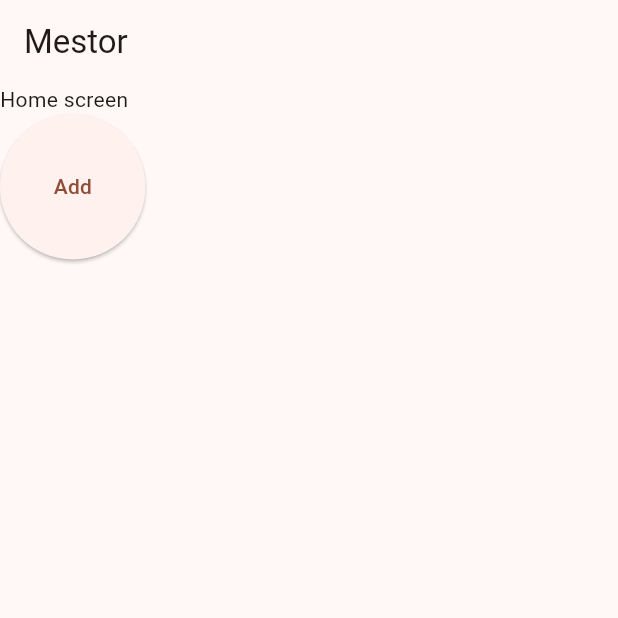
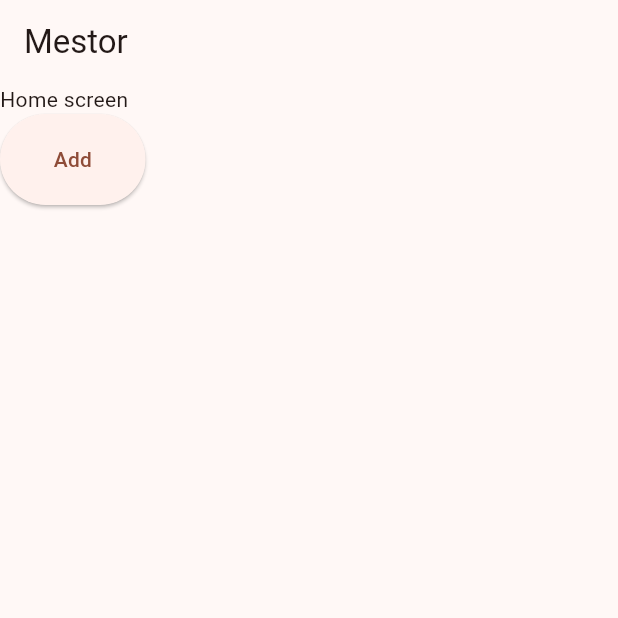
Before and after one commit to ikanadev/mestor, a Flutter app: the screen it shows after launch, after a tap on "Add", on a phone screen of 412 x 824 dp, the top half of it. Run offline on Flutter 3.47's test engine with Material 3 defaults, Android fonts, the phone set to English and light mode, and no system bars; our stand-ins replace drift, flutter_riverpod, fpdart, freezed_annotation, go_router, riverpod_annotation and 1 more; missing offline and left inert: flutter_snowflake, sqlite3; accounts and stored records are empty; generated files the repository leaves out were written again.

```diff
--- a/mestorapp/lib/screens/home.dart
+++ b/mestorapp/lib/screens/home.dart
@@ -3,6 +3,7 @@ import 'package:flutter_riverpod/flutter_riverpod.dart';
 import 'package:mestorapp/domain/models/models.dart';
 import 'package:mestorapp/domain/types.dart';
 import 'package:mestorapp/providers/providers.dart';
+import 'package:mestorapp/widgets/widgests.dart';
 
 class HomeScreen extends ConsumerWidget {
   const HomeScreen({super.key});
@@ -21,10 +22,11 @@ class HomeScreen extends ConsumerWidget {
             loading: () => const CircularProgressIndicator(),
             data: (acts) => Expanded(
               child: GridView.builder(
-                gridDelegate: const SliverGridDelegateWithFixedCrossAxisCount(
-                  crossAxisCount: 4,
+                gridDelegate: const SliverGridDelegateWithMaxCrossAxisExtent(
+                  maxCrossAxisExtent: 120,
                   crossAxisSpacing: 8,
                   mainAxisSpacing: 8,
+                  childAspectRatio: 1.6,
                 ),
                 itemCount: acts.length + 1,
                 itemBuilder: (BuildContext context, int index) {
@@ -36,17 +38,15 @@ class HomeScreen extends ConsumerWidget {
                             .read(activitiesNotifierProvider.notifier)
                             .saveActivity(
                               NewActivityData(
-                                name: '',
-                                iconName: '',
+                                name: 'some name',
+                                iconName: 'icon name',
                                 color: ActColor.red,
                               ),
                             );
                       },
                     );
                   }
-                  final act = acts[index];
-                  return ElevatedButton(
-                      child: Text('${act.id}'), onPressed: () {});
+                  return ActivityItem(activity: acts[index]);
                 },
               ),
             ),
--- /dev/null
+++ b/mestorapp/lib/widgets/widgests.dart
@@ -0,0 +1 @@
+export 'activity_item.dart';
```
Also changed, not shown: mestorapp/lib/widgets/activity_item.dart (added, +39 -0 lines).
